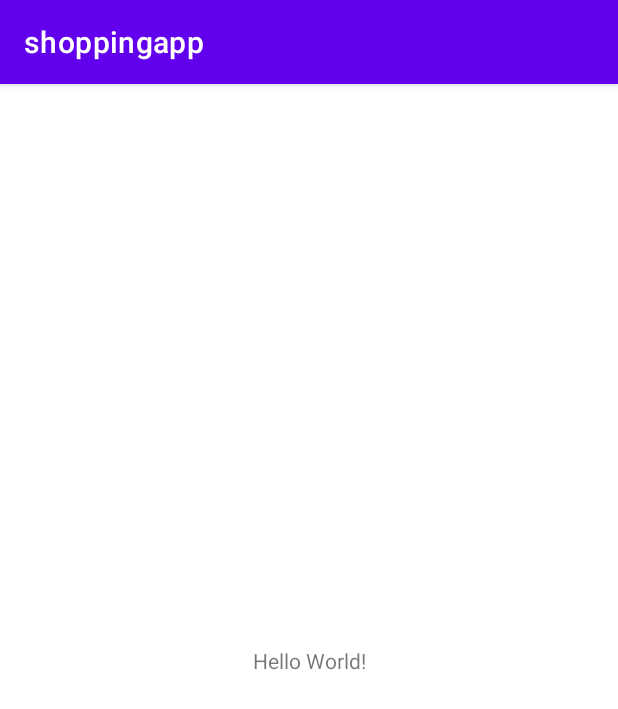
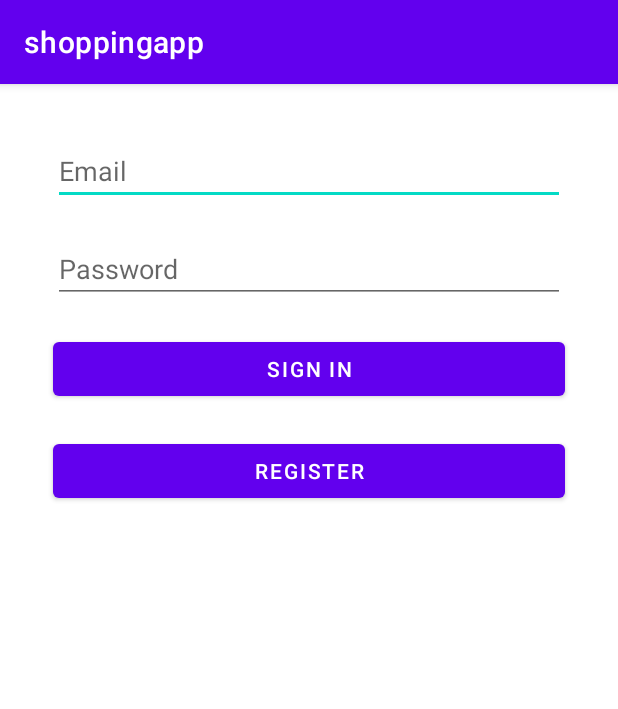
Before and after one commit to youssefshawkat/shoppingapp, an Android app: the screen it shows after launch (MainActivity), on a phone screen of 412 x 824 dp. Shown: the top 709 px of the screen. Run offline under Robolectric (Android 15) with nearby library versions, the phone set to English and light mode, and no system bars.

Commit message:
initial Sign In and Sign Up Design

```diff
--- a/app/src/main/AndroidManifest.xml
+++ b/app/src/main/AndroidManifest.xml
@@ -14,6 +14,9 @@
         android:theme="@style/Theme.Shoppingapp"
         tools:targetApi="31">
         <activity
+            android:name=".RegistrationActivity"
+            android:exported="false" />
+        <activity
             android:name=".MainActivity"
             android:exported="true">
             <intent-filter>
--- a/app/src/main/java/com/example/shoppingapp/MainActivity.kt
+++ b/app/src/main/java/com/example/shoppingapp/MainActivity.kt
@@ -1,11 +1,31 @@
 package com.example.shoppingapp
 
+import android.content.Intent
 import androidx.appcompat.app.AppCompatActivity
 import android.os.Bundle
+import android.widget.Button
 
 class MainActivity : AppCompatActivity() {
+
+
     override fun onCreate(savedInstanceState: Bundle?) {
         super.onCreate(savedInstanceState)
         setContentView(R.layout.activity_main)
+
+        val btnRegistration = findViewById<Button>(R.id.Register_btn)
+
+        btnRegistration.setOnClickListener() {
+            startRegistration()
+        }
+
+
     }
+
+    private fun startRegistration() {
+        val intent = Intent(this, RegistrationActivity::class.java)
+
+        startActivity(intent)
+    }
+
+
 }
--- a/app/src/main/java/com/example/shoppingapp/RegistrationActivity.kt
+++ b/app/src/main/java/com/example/shoppingapp/RegistrationActivity.kt
@@ -23,7 +23,7 @@ class RegistrationActivity : AppCompatActivity() {
         etEmail = findViewById(R.id.et_email)
         etPassword = findViewById(R.id.et_password)
 
-        val btnSave = findViewById<Button>(R.id.btn_save)
+        val btnSave = findViewById<Button>(R.id.save_btn)
 
 
         btnSave.setOnClickListener {
--- a/app/src/main/res/layout/activity_main.xml
+++ b/app/src/main/res/layout/activity_main.xml
@@ -1,18 +1,56 @@
 <?xml version="1.0" encoding="utf-8"?>
-<androidx.constraintlayout.widget.ConstraintLayout xmlns:android="http://schemas.android.com/apk/res/android"
-    xmlns:app="http://schemas.android.com/apk/res-auto"
+<LinearLayout xmlns:android="http://schemas.android.com/apk/res/android"
     xmlns:tools="http://schemas.android.com/tools"
     android:layout_width="match_parent"
     android:layout_height="match_parent"
+    android:padding="10dp"
+    android:layout_margin="15dp"
+    android:orientation="vertical"
     tools:context=".MainActivity">
 
-    <TextView
-        android:layout_width="wrap_content"
+
+
+
+    <EditText
+
+        android:id="@+id/Login_inputField"
+        android:layout_width="match_parent"
         android:layout_height="wrap_content"
-        android:text="Hello World!"
-        app:layout_constraintBottom_toBottomOf="parent"
-        app:layout_constraintEnd_toEndOf="parent"
-        app:layout_constraintStart_toStartOf="parent"
-        app:layout_constraintTop_toTopOf="parent" />
+        android:ems="10"
+        android:hint="@string/email"
+        android:layout_margin="10dp"
+        android:inputType="textEmailAddress" />
 
-</androidx.constraintlayout.widget.ConstraintLayout>
+
+
+    <EditText
+
+
+        android:id="@+id/Password_inputField"
+        android:layout_width="match_parent"
+        android:layout_height="wrap_content"
+        android:ems="10"
+        android:layout_margin="10dp"
+        android:hint="@string/hint_password"
+        android:inputType="textPassword" />
+
+    <Button
+
+        android:id="@+id/SignIn_btn"
+        android:layout_width="match_parent"
+        android:layout_height="wrap_content"
+        android:layout_marginTop="20dp"
+        android:layout_margin="10dp"
+        android:text="@string/sign_in_btn_txt" />
+
+    <Button
+
+        android:id="@+id/Register_btn"
+        android:layout_width="match_parent"
+        android:layout_height="wrap_content"
+        android:layout_margin="10dp"
+
+        android:text="@string/register_btn_txt" />
+
+
+</LinearLayout>
--- a/app/src/main/res/values/strings.xml
+++ b/app/src/main/res/values/strings.xml
@@ -3,5 +3,8 @@
     <string name="hint_name">Name</string>
     <string name="email">Email</string>
     <string name="hint_password">Password</string>
-    <string name="btn_save">save</string>
+    <string name="save_btn">save</string>
+    <string name="sign_in_btn_txt">sign in</string>
+    <string name="register_btn_txt">Register</string>
+    <string name="name_hint">Name</string>
 </resources>
```
Also changed, not shown: app/src/main/res/layout/activity_registration.xml (+20 -25 lines).
